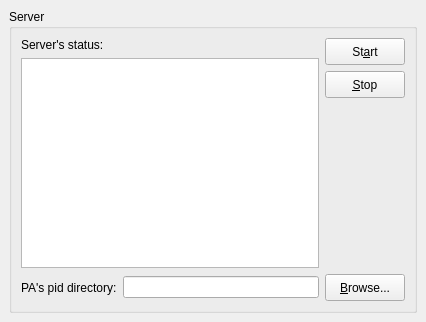
Before: the Qt Designer form PAConsole/res/wgServer.ui in AnarManafov/PoD, drawn with Qt 5.
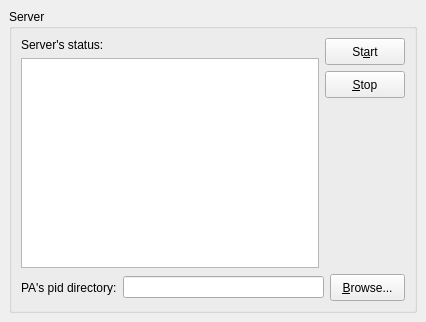
After: the same form once the commit is applied.

Commit message: PAConsole: adjusted layout of controls

The edit to the form file:
```diff
--- a/PAConsole/res/wgServer.ui
+++ b/PAConsole/res/wgServer.ui
@@ -80,6 +80,12 @@
               <height>27</height>
              </size>
             </property>
+            <property name="maximumSize" >
+             <size>
+              <width>75</width>
+              <height>27</height>
+             </size>
+            </property>
             <property name="text" >
              <string>&amp;Browse...</string>
             </property>
```
